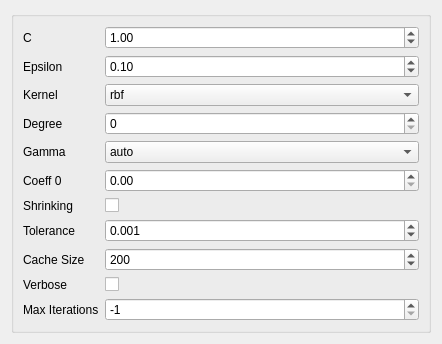
Old version of the form ui/SVR.ui in the repository tisaconundrum2/PySAT-GUI.
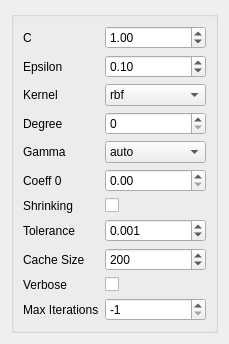
New version of the form.

```diff
--- a/ui/SVR.ui
+++ b/ui/SVR.ui
@@ -2,14 +2,6 @@
 <ui version="4.0">
  <class>Form</class>
  <widget class="QWidget" name="Form">
-  <property name="geometry">
-   <rect>
-    <x>0</x>
-    <y>0</y>
-    <width>442</width>
-    <height>304</height>
-   </rect>
-  </property>
   <property name="sizePolicy">
    <sizepolicy hsizetype="Ignored" vsizetype="Ignored">
     <horstretch>0</horstretch>
```
